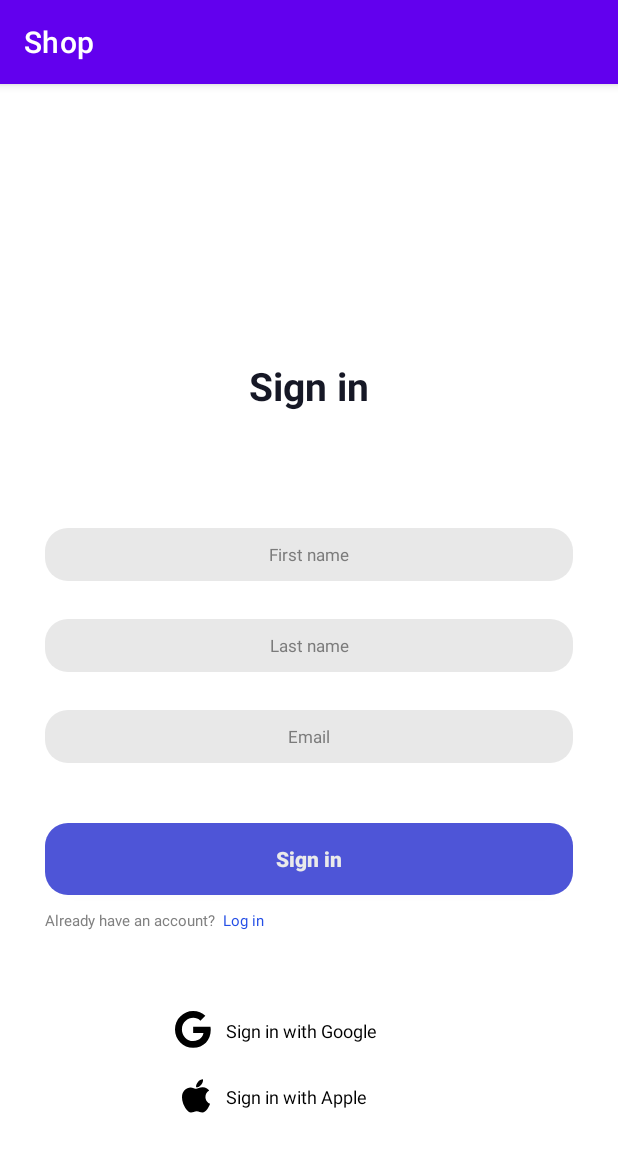
After one commit to askdh-b/Shop, an Android app: the fragment SignInFragment shown on its own in the app's theme, on a phone screen of 412 x 824 dp. The commit adds this screen. Shown: the top 1152 px of the screen. Run offline under Robolectric (Android 15) with nearby library versions, the phone set to English and light mode, and no system bars.

Commit message:
make sign in screen layout

```diff
--- /dev/null
+++ b/app/src/main/java/rustam/urazov/shop/screens/signin/SignInFragment.kt
@@ -0,0 +1,7 @@
+package rustam.urazov.shop.screens.signin
+
+import androidx.fragment.app.Fragment
+import rustam.urazov.shop.R
+
+class SignInFragment : Fragment(R.layout.fragment_sign_in) {
+}
--- /dev/null
+++ b/app/src/main/res/drawable/apple.xml
@@ -0,0 +1,9 @@
+<vector xmlns:android="http://schemas.android.com/apk/res/android"
+    android:width="19dp"
+    android:height="23dp"
+    android:viewportWidth="19"
+    android:viewportHeight="23">
+  <path
+      android:pathData="M15.366,11.776C15.356,9.984 16.167,8.632 17.808,7.636C16.89,6.322 15.503,5.6 13.672,5.458C11.939,5.321 10.044,6.469 9.351,6.469C8.618,6.469 6.938,5.507 5.62,5.507C2.896,5.551 0,7.68 0,12.011C0,13.29 0.234,14.612 0.703,15.976C1.328,17.768 3.584,22.162 5.938,22.089C7.168,22.06 8.037,21.215 9.639,21.215C11.191,21.215 11.997,22.089 13.369,22.089C15.742,22.055 17.783,18.06 18.379,16.264C15.195,14.765 15.366,11.869 15.366,11.776ZM12.602,3.759C13.936,2.177 13.814,0.736 13.774,0.219C12.598,0.287 11.235,1.02 10.459,1.923C9.604,2.89 9.102,4.086 9.209,5.434C10.483,5.531 11.646,4.877 12.602,3.759Z"
+      android:fillColor="#000000"/>
+</vector>
--- /dev/null
+++ b/app/src/main/res/drawable/google.xml
@@ -0,0 +1,9 @@
+<vector xmlns:android="http://schemas.android.com/apk/res/android"
+    android:width="24dp"
+    android:height="25dp"
+    android:viewportWidth="24"
+    android:viewportHeight="25">
+  <path
+      android:pathData="M23.828,12.393C23.828,19.302 19.097,24.219 12.109,24.219C5.41,24.219 0,18.809 0,12.109C0,5.41 5.41,0 12.109,0C15.371,0 18.115,1.196 20.229,3.169L16.934,6.338C12.622,2.178 4.604,5.303 4.604,12.109C4.604,16.333 7.979,19.756 12.109,19.756C16.904,19.756 18.701,16.318 18.984,14.536H12.109V10.371H23.638C23.75,10.991 23.828,11.587 23.828,12.393Z"
+      android:fillColor="#000000"/>
+</vector>
--- /dev/null
+++ b/app/src/main/res/drawable/view_sign_button.xml
@@ -0,0 +1,5 @@
+<?xml version="1.0" encoding="utf-8"?>
+<shape xmlns:android="http://schemas.android.com/apk/res/android">
+    <corners android:radius="15dp"/>
+    <solid android:color="@color/blue"/>
+</shape>
--- /dev/null
+++ b/app/src/main/res/drawable/view_sign_text_field.xml
@@ -0,0 +1,5 @@
+<?xml version="1.0" encoding="utf-8"?>
+<shape xmlns:android="http://schemas.android.com/apk/res/android">
+    <corners android:radius="15dp" />
+    <solid android:color="@color/light_gray" />
+</shape>
--- /dev/null
+++ b/app/src/main/res/layout/fragment_sign_in.xml
@@ -0,0 +1,202 @@
+<?xml version="1.0" encoding="utf-8"?>
+<androidx.constraintlayout.widget.ConstraintLayout xmlns:android="http://schemas.android.com/apk/res/android"
+    xmlns:app="http://schemas.android.com/apk/res-auto"
+    xmlns:tools="http://schemas.android.com/tools"
+    android:id="@+id/flContainer"
+    android:layout_width="match_parent"
+    android:layout_height="match_parent"
+    android:paddingHorizontal="30dp"
+    tools:context=".screens.signin.SignInFragment">
+
+    <androidx.appcompat.widget.AppCompatTextView
+        android:id="@+id/tvSignIn"
+        android:layout_width="wrap_content"
+        android:layout_height="wrap_content"
+        android:text="@string/sign_in"
+        android:textColor="@color/dark_blue"
+        android:textSize="26sp"
+        android:textStyle="bold"
+        app:layout_constraintBottom_toBottomOf="parent"
+        app:layout_constraintEnd_toEndOf="parent"
+        app:layout_constraintStart_toStartOf="parent"
+        app:layout_constraintTop_toTopOf="parent"
+        app:layout_constraintVertical_bias="0.25" />
+
+    <androidx.appcompat.widget.AppCompatEditText
+        android:id="@+id/etFirstName"
+        android:layout_width="match_parent"
+        android:layout_height="wrap_content"
+        android:background="@drawable/view_sign_text_field"
+        android:gravity="center_horizontal"
+        android:hint="@string/first_name"
+        android:paddingVertical="10dp"
+        android:textAlignment="center"
+        android:textColorHint="@color/gray"
+        android:textSize="11sp"
+        app:layout_constraintBottom_toBottomOf="parent"
+        app:layout_constraintEnd_toEndOf="parent"
+        app:layout_constraintStart_toStartOf="parent"
+        app:layout_constraintTop_toBottomOf="@id/tvSignIn"
+        app:layout_constraintVertical_bias="0.15" />
+
+    <androidx.appcompat.widget.AppCompatEditText
+        android:id="@+id/etLastName"
+        android:layout_width="match_parent"
+        android:layout_height="wrap_content"
+        android:layout_marginTop="25dp"
+        android:background="@drawable/view_sign_text_field"
+        android:gravity="center_horizontal"
+        android:hint="@string/last_name"
+        android:paddingVertical="10dp"
+        android:textAlignment="center"
+        android:textColorHint="@color/gray"
+        android:textSize="11sp"
+        app:layout_constraintBottom_toBottomOf="parent"
+        app:layout_constraintEnd_toEndOf="parent"
+        app:layout_constraintStart_toStartOf="parent"
+        app:layout_constraintTop_toBottomOf="@id/etFirstName"
+        app:layout_constraintVertical_bias="0" />
+
+    <androidx.appcompat.widget.AppCompatEditText
+        android:id="@+id/etEmail"
+        android:layout_width="match_parent"
+        android:layout_height="wrap_content"
+        android:layout_marginTop="25dp"
+        android:background="@drawable/view_sign_text_field"
+        android:gravity="center_horizontal"
+        android:hint="@string/email"
+        android:paddingVertical="10dp"
+        android:textAlignment="center"
+        android:textColorHint="@color/gray"
+        android:textSize="11sp"
+        app:layout_constraintBottom_toBottomOf="parent"
+        app:layout_constraintEnd_toEndOf="parent"
+        app:layout_constraintStart_toStartOf="parent"
+        app:layout_constraintTop_toBottomOf="@id/etLastName"
+        app:layout_constraintVertical_bias="0" />
+
+    <androidx.appcompat.widget.AppCompatButton
+        android:id="@+id/bSignIn"
+        android:layout_width="match_parent"
+        android:layout_height="wrap_content"
+        android:background="@drawable/view_sign_button"
+        android:text="@string/sign_in"
+        android:textAllCaps="false"
+        android:textColor="@color/white2"
+        android:textSize="14sp"
+        android:textStyle="bold"
+        app:layout_constraintBottom_toBottomOf="parent"
+        app:layout_constraintEnd_toEndOf="parent"
+        app:layout_constraintStart_toStartOf="parent"
+        app:layout_constraintTop_toBottomOf="@id/etEmail"
+        app:layout_constraintVertical_bias="0.15" />
+
+    <androidx.appcompat.widget.AppCompatTextView
+        android:id="@+id/tvHaveAccount"
+        android:layout_width="wrap_content"
+        android:layout_height="wrap_content"
+        android:layout_marginTop="10dp"
+        android:text="@string/have_account"
+        android:textColor="@color/gray2"
+        android:textSize="10sp"
+        app:layout_constraintBottom_toBottomOf="parent"
+        app:layout_constraintEnd_toEndOf="parent"
+        app:layout_constraintHorizontal_bias="0"
+        app:layout_constraintStart_toStartOf="parent"
+        app:layout_constraintTop_toBottomOf="@id/bSignIn"
+        app:layout_constraintVertical_bias="0" />
+
+    <androidx.appcompat.widget.AppCompatTextView
+        android:id="@+id/tvLogIn"
+        android:layout_width="wrap_content"
+        android:layout_height="wrap_content"
+        android:layout_marginStart="5dp"
+        android:layout_marginLeft="5dp"
+        android:layout_marginTop="10dp"
+        android:text="@string/log_in"
+        android:textColor="@color/blue2"
+        android:textSize="10sp"
+        app:layout_constraintBottom_toBottomOf="parent"
+        app:layout_constraintEnd_toEndOf="parent"
+        app:layout_constraintHorizontal_bias="0"
+        app:layout_constraintStart_toEndOf="@id/tvHaveAccount"
+        app:layout_constraintTop_toBottomOf="@id/bSignIn"
+        app:layout_constraintVertical_bias="0" />
+
+    <androidx.constraintlayout.widget.ConstraintLayout
+        android:id="@+id/clGoogle"
+        android:layout_width="wrap_content"
+        android:layout_height="wrap_content"
+        app:layout_constraintBottom_toBottomOf="parent"
+        app:layout_constraintEnd_toEndOf="parent"
+        app:layout_constraintHorizontal_bias="0.4"
+        app:layout_constraintStart_toStartOf="parent"
+        app:layout_constraintTop_toBottomOf="@id/tvLogIn"
+        app:layout_constraintVertical_bias="0.3">
+
+        <androidx.appcompat.widget.AppCompatImageView
+            android:id="@+id/ivGoogle"
+            android:layout_width="wrap_content"
+            android:layout_height="wrap_content"
+            android:src="@drawable/google"
+            app:layout_constraintBottom_toBottomOf="parent"
+            app:layout_constraintEnd_toEndOf="parent"
+            app:layout_constraintHorizontal_bias="0"
+            app:layout_constraintStart_toStartOf="parent"
+            app:layout_constraintTop_toTopOf="parent" />
+
+        <androidx.appcompat.widget.AppCompatTextView
+            android:id="@+id/tvGoogle"
+            android:layout_width="wrap_content"
+            android:layout_height="wrap_content"
+            android:layout_marginStart="10dp"
+            android:text="@string/with_google"
+            android:textColor="@color/black"
+            android:textSize="12sp"
+            app:layout_constraintBottom_toBottomOf="parent"
+            app:layout_constraintEnd_toEndOf="parent"
+            app:layout_constraintStart_toEndOf="@id/ivGoogle"
+            app:layout_constraintTop_toTopOf="parent" />
+
+    </androidx.constraintlayout.widget.ConstraintLayout>
+
+    <androidx.constraintlayout.widget.ConstraintLayout
+        android:id="@+id/clApple"
+        android:layout_width="wrap_content"
+        android:layout_height="wrap_content"
+        android:layout_marginTop="20dp"
+        app:layout_constraintBottom_toBottomOf="parent"
+        app:layout_constraintEnd_toEndOf="parent"
+        app:layout_constraintHorizontal_bias="0.4"
+        app:layout_constraintStart_toStartOf="parent"
+        app:layout_constraintTop_toBottomOf="@id/clGoogle"
+        app:layout_constraintVertical_bias="0">
+
+        <androidx.appcompat.widget.AppCompatImageView
+            android:id="@+id/ivApple"
+            android:layout_width="wrap_content"
+            android:layout_height="wrap_content"
+            android:src="@drawable/apple"
+            app:layout_constraintBottom_toBottomOf="parent"
+            app:layout_constraintEnd_toEndOf="parent"
+            app:layout_constraintHorizontal_bias="0"
+            app:layout_constraintStart_toStartOf="parent"
+            app:layout_constraintTop_toTopOf="parent" />
+
+        <androidx.appcompat.widget.AppCompatTextView
+            android:id="@+id/tvApple"
+            android:layout_width="wrap_content"
+            android:layout_height="wrap_content"
+            android:layout_marginStart="10dp"
+            android:text="@string/with_apple"
+            android:textColor="@color/black"
+            android:textSize="12sp"
+            app:layout_constraintBottom_toBottomOf="parent"
+            app:layout_constraintEnd_toEndOf="parent"
+            app:layout_constraintStart_toEndOf="@id/ivApple"
+            app:layout_constraintTop_toTopOf="parent" />
+
+    </androidx.constraintlayout.widget.ConstraintLayout>
+
+
+</androidx.constraintlayout.widget.ConstraintLayout>
--- a/app/src/main/res/values/colors.xml
+++ b/app/src/main/res/values/colors.xml
@@ -7,4 +7,18 @@
     <color name="teal_700">#FF018786</color>
     <color name="black">#FF000000</color>
     <color name="white">#FFFFFFFF</color>
+
+    <!-- common -->
+    <color name="transparent">#00FFFFFF</color>
+
+    <!-- text -->
+    <color name="dark_blue">#FF161826</color>
+    <color name="gray">#FF7B7B7B</color>
+    <color name="gray2">#FF808080</color>
+    <color name="white2">#FFEAEAEA</color>
+    <color name="blue2">#FF254FE6</color>
+
+    <!-- background -->
+    <color name="blue">#FF4E55D7</color>
+    <color name="light_gray">#FFE8E8E8</color>
 </resources>
--- a/app/src/main/res/values/ids.xml
+++ b/app/src/main/res/values/ids.xml
@@ -1,4 +1,13 @@
 <?xml version="1.0" encoding="utf-8"?>
 <resources>
+    <!-- activity -->
     <item name="container" type="id">flContainer</item>
+
+    <!-- sign in screen -->
+    <item name="sign_in_title" type="id">tvSignIn</item>
+    <item name="first_name" type="id">etFirstName</item>
+    <item name="last_name" type="id">etLastName</item>
+    <item name="sign_in" type="id">bSignIn</item>
+
+
 </resources>
--- a/app/src/main/res/values/strings.xml
+++ b/app/src/main/res/values/strings.xml
@@ -1,3 +1,16 @@
 <resources>
+    <!-- common -->
     <string name="app_name">Shop</string>
+    <string name="have_account">Already have an account?</string>
+    <string name="with_google">Sign in with Google</string>
+    <string name="with_apple">Sign in with Apple</string>
+
+    <!-- user -->
+    <string name="first_name">First name</string>
+    <string name="last_name">Last name</string>
+    <string name="email">Email</string>
+
+    <!-- action -->
+    <string name="sign_in">Sign in</string>
+    <string name="log_in">Log in</string>
 </resources>
```
